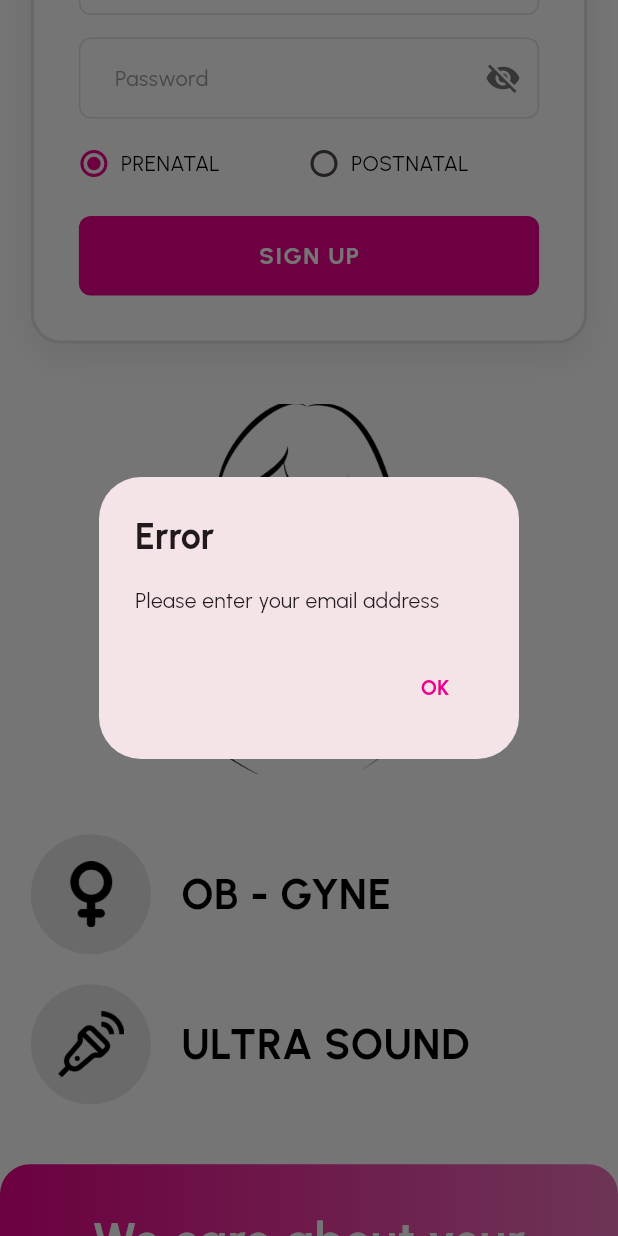
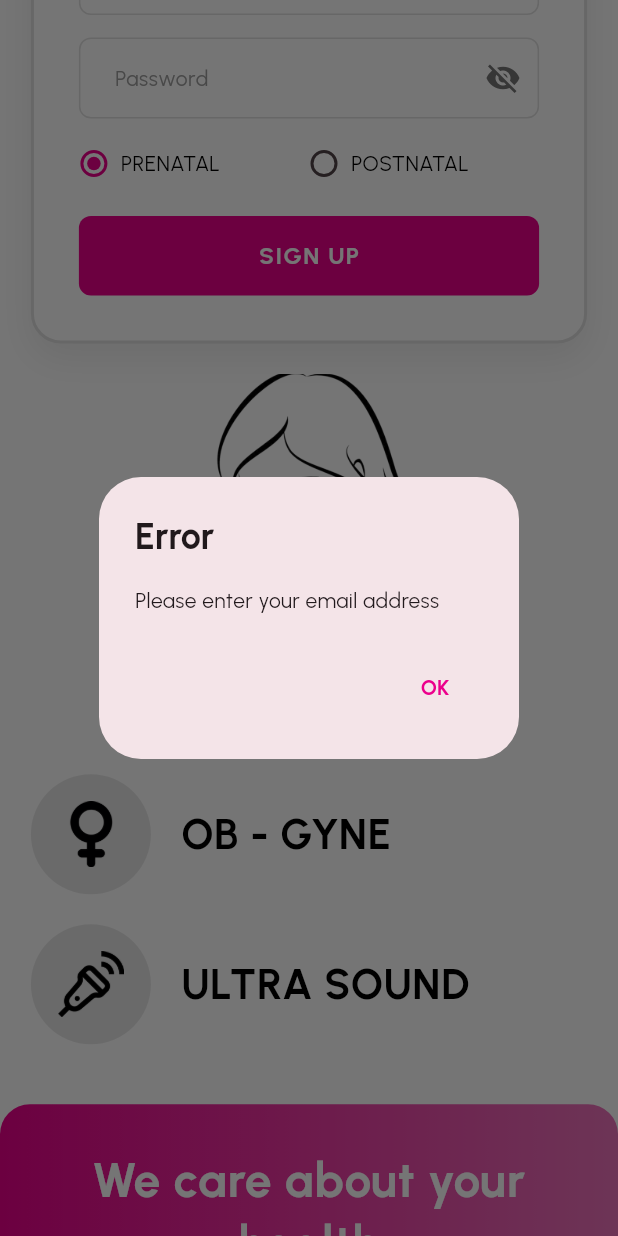
Before and after one commit to lansoyyy/Maternity-Clinic, a Flutter app: the SignupScreen screen opened directly, scrolled down 576 dp, after a tap on "SIGN UP", on a phone screen of 412 x 824 dp. Run offline on Flutter 3.47's test engine with Material 3 defaults, Android fonts, the phone set to English and light mode, and no system bars; our stand-ins replace cloud_firestore, firebase_auth, firebase_core, fl_chart, printing; accounts and stored records are empty.

Commit message:
added auth revisions

```diff
--- a/lib/screens/auth/signup_screen.dart
+++ b/lib/screens/auth/signup_screen.dart
@@ -224,6 +224,12 @@ class _SignupScreenState extends State<SignupScreen> {
         'profileCompleted': false,
       });
 
+      try {
+        await userCredential.user!.sendEmailVerification();
+      } catch (_) {
+        // ignore email verification errors, user can request again later
+      }
+
       setState(() {
         _isLoading = false;
       });
@@ -233,7 +239,7 @@ class _SignupScreenState extends State<SignupScreen> {
         ScaffoldMessenger.of(context).showSnackBar(
           SnackBar(
             content: const Text(
-              'Account created successfully! Please sign in.',
+              'Account created successfully! Please verify your email, then sign in.',
               style: TextStyle(fontFamily: 'Regular'),
             ),
             backgroundColor: Colors.green,
@@ -294,7 +300,7 @@ class _SignupScreenState extends State<SignupScreen> {
 
   Widget _buildDesktopLayout(double screenWidth, double screenHeight) {
     return Row(
-      crossAxisAlignment: CrossAxisAlignment.end,
+      crossAxisAlignment: CrossAxisAlignment.center,
       children: [
         // Left Section - Services
         Expanded(
@@ -342,13 +348,13 @@ class _SignupScreenState extends State<SignupScreen> {
     return Column(
       children: [
         _buildRegisterCard(),
-        const SizedBox(height: 40),
+        const SizedBox(height: 20),
         Image.asset(
           'assets/images/figure.png',
           height: screenHeight * 0.3,
           fit: BoxFit.contain,
         ),
-        const SizedBox(height: 40),
+        const SizedBox(height: 20),
         _buildServiceItem('assets/images/ob-gyne.png', 'OB - GYNE'),
         const SizedBox(height: 20),
         _buildServiceItem('assets/images/ultra sound.png', 'ULTRA SOUND'),
```
Also changed, not shown: lib/screens/auth/home_screen.dart (+15 -0 lines), lib/widgets/admin_login_dialog.dart (+17 -17 lines).
